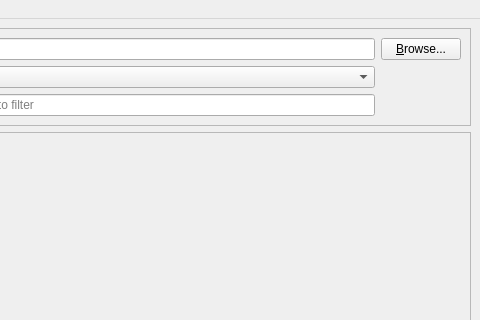
timxx/qgitc, file qgitc/mainwindow.ui: the form before one commit; both pictures show x 320 to 800 and y 0 to 320 of the 800 by 600 pixel window.
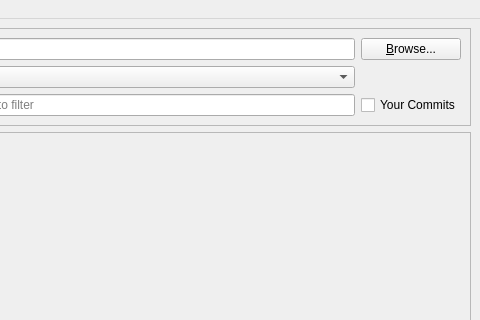
The form after the commit. Icons and pictures are not drawn. Custom widgets are drawn as their Qt base class.

Commit message: Add option to control only show self commits

The edit to the form file:
```diff
--- a/qgitc/mainwindow.ui
+++ b/qgitc/mainwindow.ui
@@ -74,6 +74,13 @@
        <item row="1" column="2">
         <widget class="QComboBox" name="cbSubmodule"/>
        </item>
+       <item row="2" column="3">
+        <widget class="QCheckBox" name="cbSelfCommits">
+         <property name="text">
+          <string>Your Commits</string>
+         </property>
+        </widget>
+       </item>
       </layout>
      </widget>
     </item>
```
The commit also changes 4 other files.
